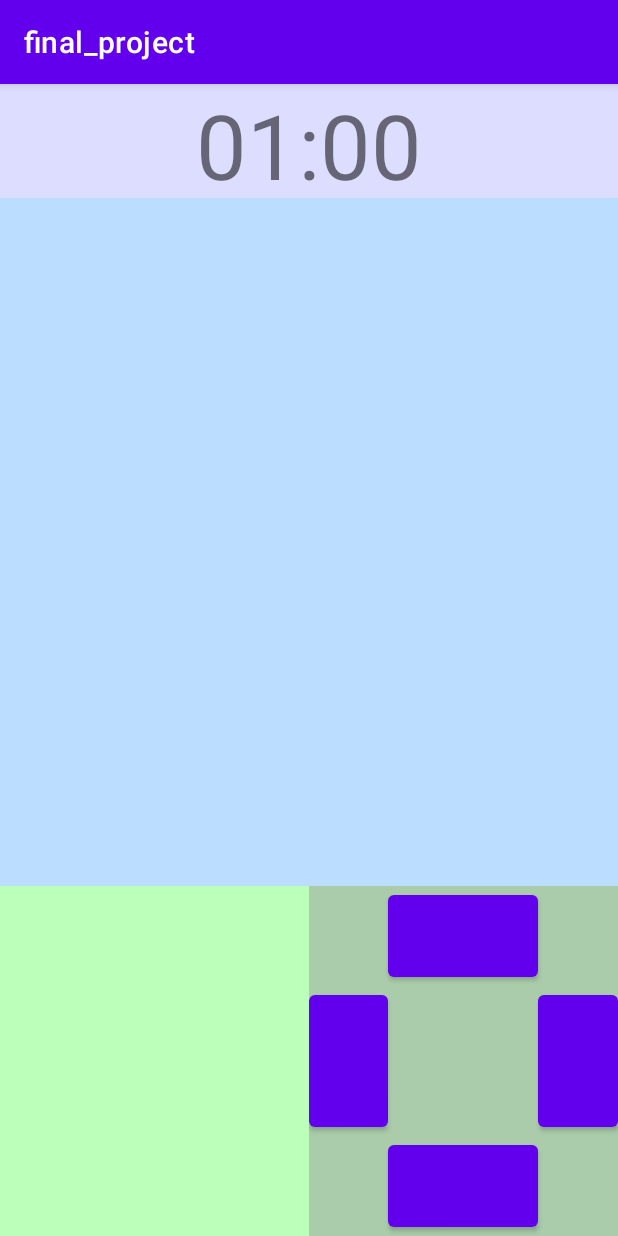
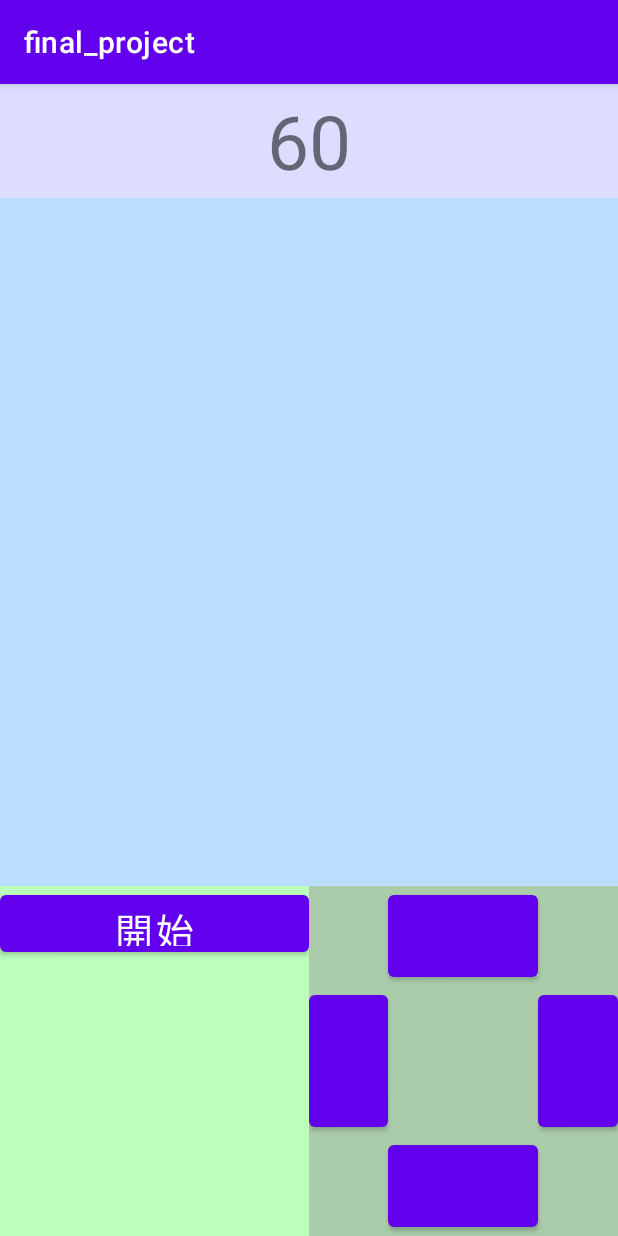
Before and after one commit to Octopus1031/app-project, an Android app: the screen it shows after launch (MainActivity), on a phone screen of 412 x 824 dp. Run offline under Robolectric (Android 15) with nearby library versions, the phone set to English and light mode, and no system bars.

Commit message:
專題合併時間處理

```diff
--- a/final_project/app/src/main/java/com/example/final_project/MainActivity.java
+++ b/final_project/app/src/main/java/com/example/final_project/MainActivity.java
@@ -3,12 +3,27 @@ package com.example.final_project;
 import androidx.appcompat.app.AppCompatActivity;
 
 import android.os.Bundle;
+import android.view.View;
+import android.widget.Button;
+import android.widget.TextView;
 
 public class MainActivity extends AppCompatActivity {
-
+    private Button btn1;
+    private TextView text1;
     @Override
     protected void onCreate(Bundle savedInstanceState) {
         super.onCreate(savedInstanceState);
         setContentView(R.layout.activity_main);
+//Time
+        btn1 = (Button) findViewById(R.id.buttonStart);
+        text1 = findViewById(R.id.tvTime);
+        Button.OnClickListener buttonStartListener =
+                new Button.OnClickListener() {
+                    @Override
+                    public void onClick(View v) {
+                        CountTime count = new CountTime(btn1, text1);
+                    }
+                };
+        btn1.setOnClickListener(buttonStartListener);
     }
 }
--- a/final_project/app/src/main/res/layout/activity_main.xml
+++ b/final_project/app/src/main/res/layout/activity_main.xml
@@ -22,8 +22,8 @@
             android:layout_width='wrap_content'
             android:layout_height='wrap_content'
             android:layout_gravity="center"
-            android:text='01:00'
-            android:textSize='60dp' />
+            android:text='60'
+            android:textSize='50dp' />
     </LinearLayout>
 
     <TableLayout
@@ -44,10 +44,18 @@
         >
         <!--透明底-->
 <!--        imageView, textView-->
+
         <RelativeLayout
             android:layout_width="0dp"
             android:layout_height="match_parent"
             android:layout_weight='1'>
+            <Button
+                android:id="@+id/buttonStart"
+                android:layout_width="match_parent"
+                android:layout_height="50dp"
+                android:text="開始"
+                android:textSize="25dp"
+                ></Button>
 
         </RelativeLayout>
 
```
Also changed, not shown: final_project/app/src/main/java/com/example/final_project/CountTime.java (added, +22 -0 lines).
